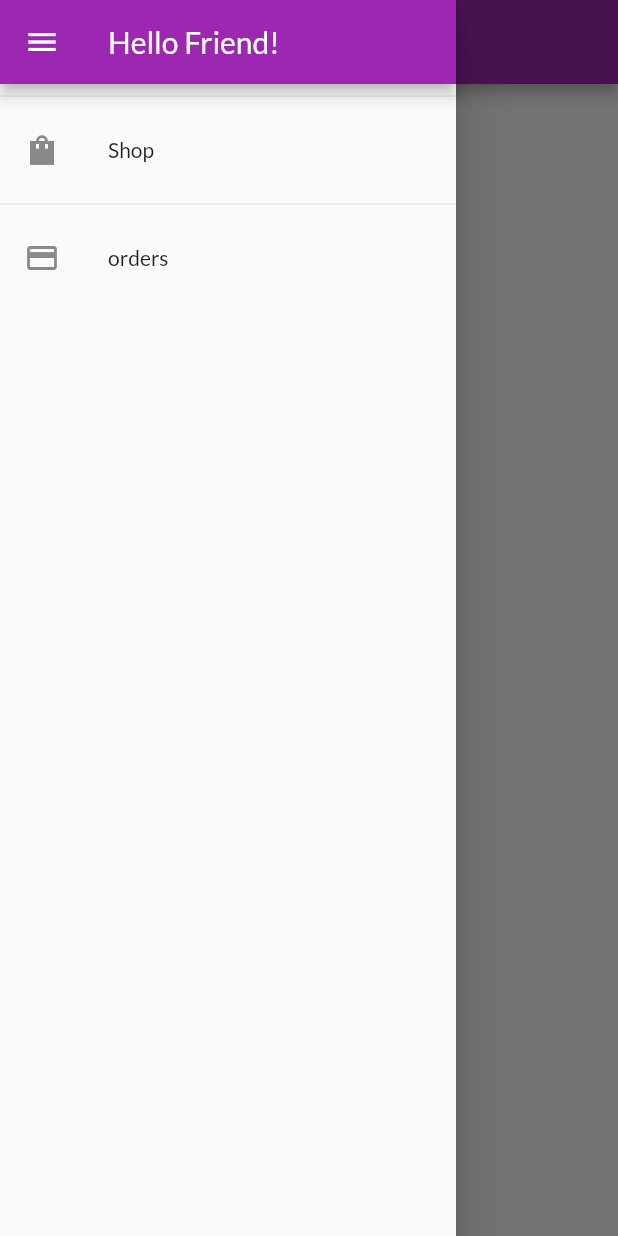
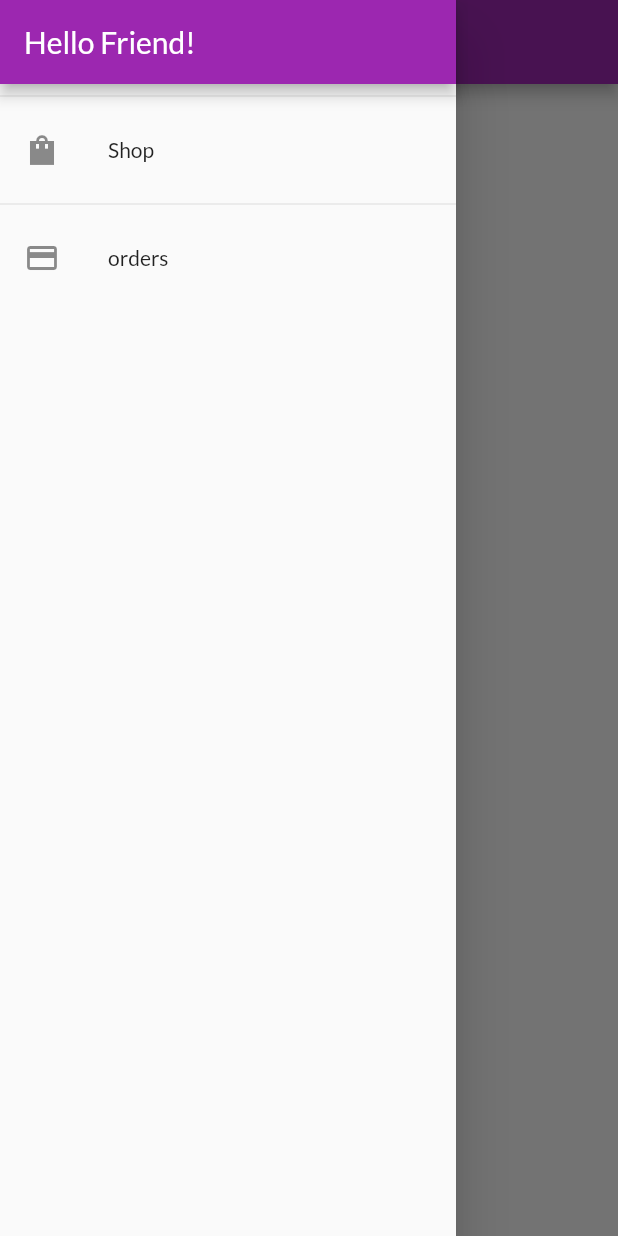
Before and after one commit to YuriGarciaRibeiro/Shop_Flutter, a Flutter app: the OrdersPage screen opened by its route, with the side drawer open, on a phone screen of 412 x 824 dp. Run offline on Flutter 3.47's test engine with Material 2 defaults, Android fonts, the phone set to English and light mode, and no system bars; network calls fail.

Commit message:
atualização na tela de compras

```diff
--- a/lib/components/app_drawer.dart
+++ b/lib/components/app_drawer.dart
@@ -11,6 +11,7 @@ class AppDrawer extends StatelessWidget {
         children: [
           AppBar(
             title: Text('Hello Friend!'),
+            automaticallyImplyLeading: false,
           ),
           Divider(),
           ListTile(
--- a/lib/main.dart
+++ b/lib/main.dart
@@ -7,7 +7,7 @@ import 'package:shop/utils/app_routs.dart';
 
 import 'models/cart.dart';
 import 'pages/cart_page.dart';
-import 'pages/orders_pages.dart';
+import 'pages/orders_page.dart';
 import 'pages/product_detail_page.dart';
 
 void main() {
--- a/lib/pages/orders_pages.dart
+++ b/lib/pages/orders_page.dart
@@ -1,17 +1,23 @@
 import 'package:flutter/material.dart';
+import 'package:provider/provider.dart';
 import 'package:shop/components/app_drawer.dart';
+import 'package:shop/components/order.dart';
+
+import '../models/order_list.dart';
 
 class OrdersPage extends StatelessWidget {
   const OrdersPage({Key? key}) : super(key: key);
 
   @override
   Widget build(BuildContext context) {
+    final OrderList order = Provider.of(context);
     return Scaffold(
       appBar: AppBar(
         title: Text('Orders'),
       ),
-      body: Center(
-        child: Text('Orders'),
+      body: ListView.builder(
+        itemCount: order.itemCount,
+        itemBuilder: (ctx, i) => OrderWidget(order: order.itens[i]),
       ),
       drawer: AppDrawer(),
     );
```
Also changed, not shown: lib/components/order.dart (added, +27 -0 lines).
